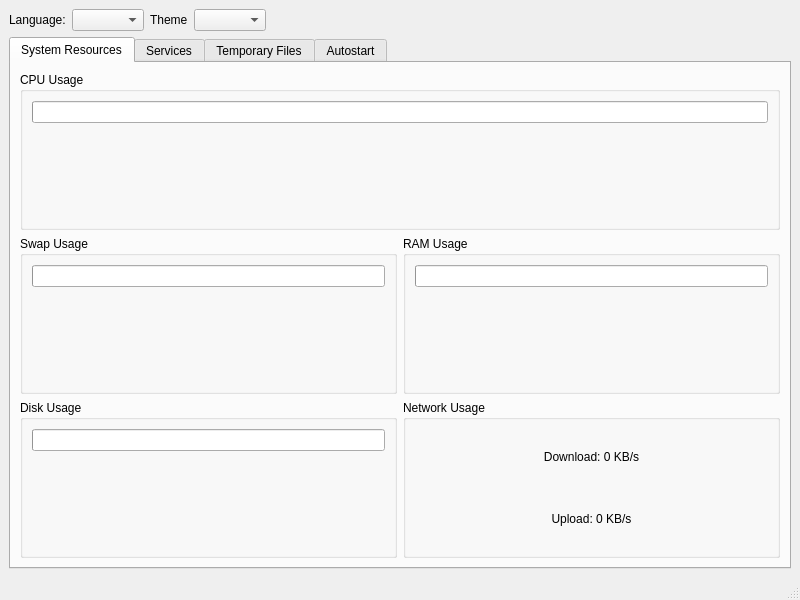
Above: mainwindow.ui from apelsin2281337/simplesystemmanager before the change. Below: the same form after it.
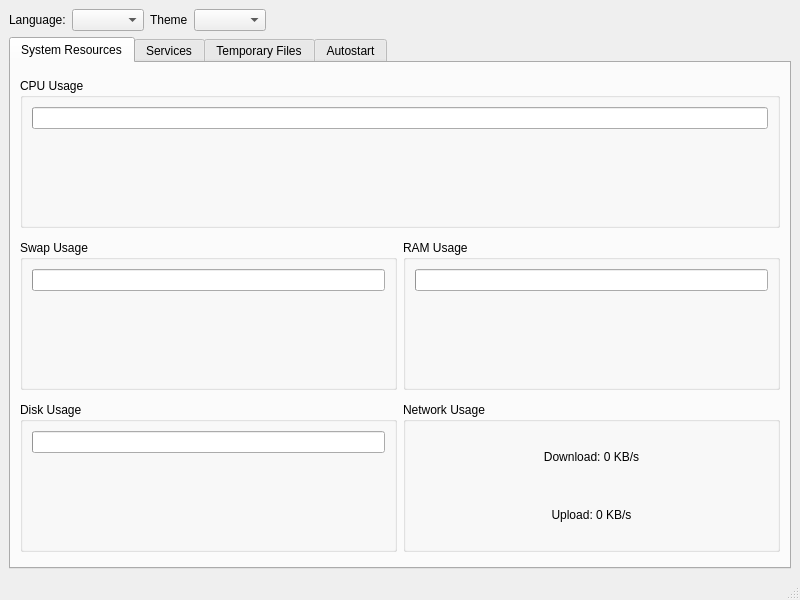
That is the form after the change.

Commit message: отображаеца лялялляляляля название процессора и сетевого интерфейса

The edit to the form file:
```diff
--- a/mainwindow.ui
+++ b/mainwindow.ui
@@ -66,6 +66,12 @@
          <layout class="QVBoxLayout" name="verticalLayout_7">
           <item>
            <widget class="QGroupBox" name="cpuGroupBox">
+            <property name="maximumSize">
+             <size>
+              <width>16777215</width>
+              <height>150</height>
+             </size>
+            </property>
             <property name="title">
              <string>CPU Usage</string>
             </property>
@@ -99,6 +105,12 @@
            <layout class="QHBoxLayout" name="horizontalLayout_3">
             <item>
              <widget class="QGroupBox" name="swapGroupBox">
+              <property name="maximumSize">
+               <size>
+                <width>16777215</width>
+                <height>150</height>
+               </size>
+              </property>
               <property name="title">
                <string>Swap Usage</string>
               </property>
@@ -136,6 +148,12 @@
             </item>
             <item>
              <widget class="QGroupBox" name="ramGroupBox">
+              <property name="maximumSize">
+               <size>
+                <width>16777215</width>
+                <height>150</height>
+               </size>
+              </property>
               <property name="title">
                <string>RAM Usage</string>
               </property>
@@ -168,6 +186,12 @@
            <layout class="QHBoxLayout" name="horizontalLayout_5" stretch="1,1">
             <item>
              <widget class="QGroupBox" name="diskGroupBox">
+              <property name="maximumSize">
+               <size>
+                <width>16777215</width>
+                <height>150</height>
+               </size>
+              </property>
               <property name="title">
                <string>Disk Usage</string>
               </property>
@@ -202,6 +226,12 @@
             </item>
             <item>
              <widget class="QGroupBox" name="networkGroupBox">
+              <property name="maximumSize">
+               <size>
+                <width>16777215</width>
+                <height>150</height>
+               </size>
+              </property>
               <property name="title">
                <string>Network Usage</string>
               </property>
```
The commit also changes 5 other files.
